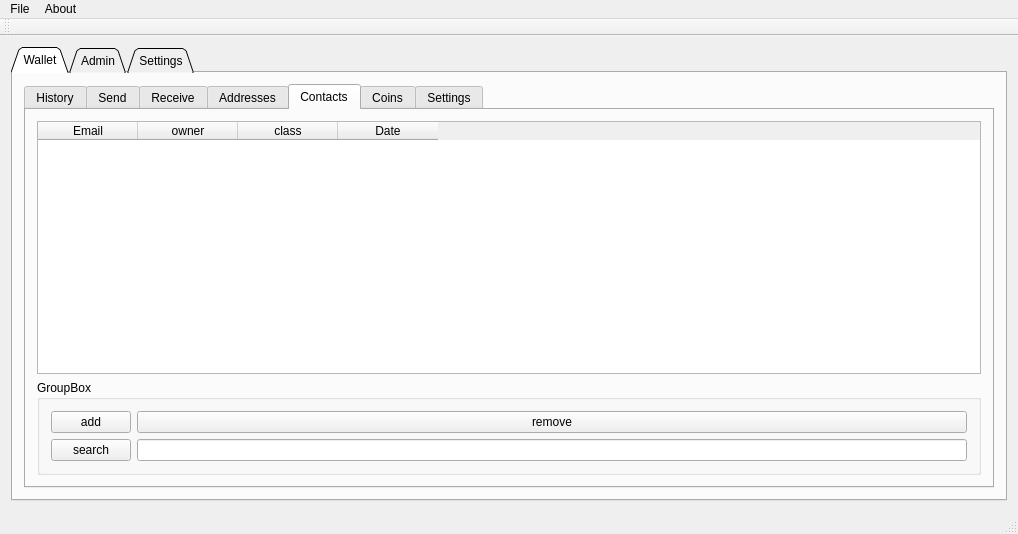
First picture: the form in qtCoin/mainwindow.ui, repository netpipe/EcoCoin, before the edit.
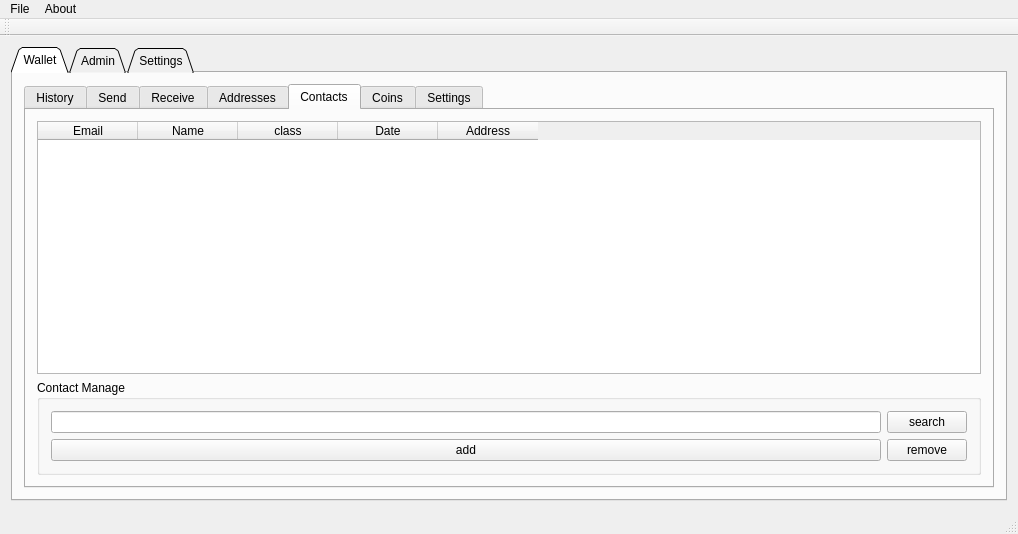
Second picture: the form after the edit. The open tabs and pages were chosen to show the change.

```diff
--- a/qtCoin/mainwindow.ui
+++ b/qtCoin/mainwindow.ui
@@ -503,7 +503,7 @@
               </column>
               <column>
                <property name="text">
-                <string>owner</string>
+                <string>Name</string>
                </property>
               </column>
               <column>
@@ -516,38 +516,43 @@
                 <string>Date</string>
                </property>
               </column>
+              <column>
+               <property name="text">
+                <string>Address</string>
+               </property>
+              </column>
              </widget>
             </item>
             <item row="1" column="0">
              <widget class="QGroupBox" name="groupBox_18">
               <property name="title">
-               <string>GroupBox</string>
+               <string>Contact Manage</string>
               </property>
               <layout class="QGridLayout" name="gridLayout_29">
-               <item row="0" column="0">
+               <item row="1" column="0">
                 <widget class="QPushButton" name="pushButton_5">
                  <property name="text">
                   <string>add</string>
                  </property>
                 </widget>
                </item>
-               <item row="0" column="1">
+               <item row="1" column="1">
                 <widget class="QPushButton" name="pushButton_7">
                  <property name="text">
                   <string>remove</string>
                  </property>
                 </widget>
                </item>
-               <item row="1" column="0">
-                <widget class="QPushButton" name="pushButton_8">
-                 <property name="text">
-                  <string>search</string>
-                 </property>
-                </widget>
-               </item>
-               <item row="1" column="1">
+               <item row="0" column="0">
                 <widget class="QLineEdit" name="lineEdit_2"/>
                </item>
+               <item row="0" column="1">
+                <widget class="QPushButton" name="pushButton_8">
+                 <property name="text">
+                  <string>search</string>
+                 </property>
+                </widget>
+               </item>
               </layout>
              </widget>
             </item>
```
Left out of the diff: 29 changed lines with no effect on the pictures.
